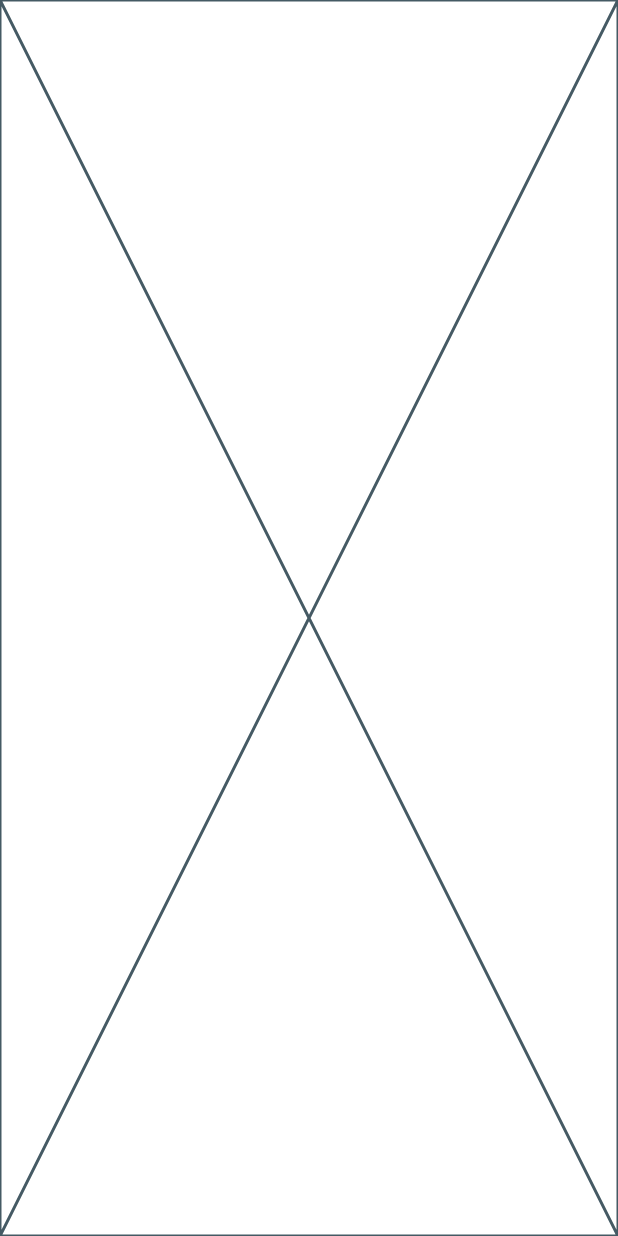
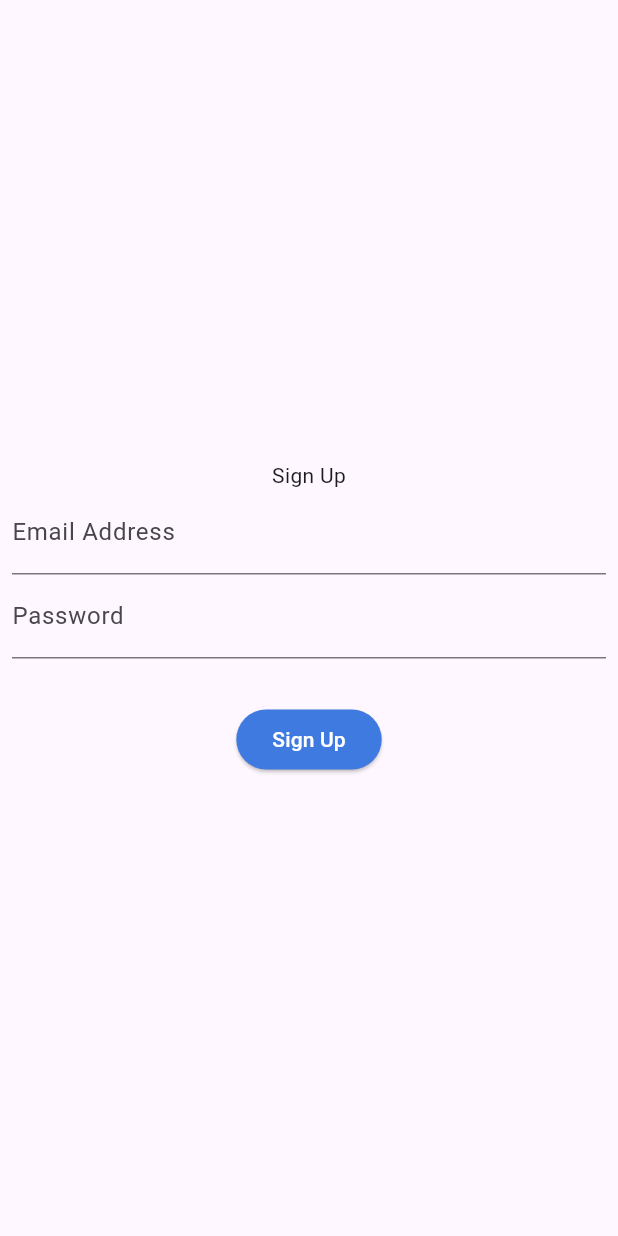
Before and after one commit to UsamaKashif/MAD-CCP, a Flutter app: the screen it shows after launch, on a phone screen of 412 x 824 dp. Run offline on Flutter 3.47's test engine with Material 2 defaults, Android fonts, the light colour scheme and no system bars; our stand-ins replace cloud_firestore, firebase_auth, firebase_core, firebase_storage, google_fonts; accounts and stored records are empty.

Commit message:
Sign up screen

```diff
--- a/lib/screens/signup_screen.dart
+++ b/lib/screens/signup_screen.dart
@@ -1,4 +1,6 @@
 import 'package:flutter/material.dart';
+import 'package:flutter/services.dart';
+import 'package:mad_ccp/utils/colors.dart';
 
 class SignUp extends StatefulWidget {
   const SignUp({super.key});
@@ -10,6 +12,37 @@ class SignUp extends StatefulWidget {
 class _SignUpState extends State<SignUp> {
   @override
   Widget build(BuildContext context) {
-    return const Placeholder();
+    return Scaffold(
+      body: Center(
+        child: Padding(
+          padding: const EdgeInsets.all(8.0),
+          child: Column(
+            mainAxisAlignment: MainAxisAlignment.center,
+            children: [
+              const Text("Sign Up"),
+              const TextField(
+                decoration: InputDecoration(
+                    hintText: "Email Address", label: Text("Email Address")),
+              ),
+              const TextField(
+                obscureText: true,
+                decoration: InputDecoration(
+                    hintText: "Password", label: Text("Password")),
+              ),
+              const SizedBox(
+                height: 30,
+              ),
+              ElevatedButton(
+                style: ElevatedButton.styleFrom(
+                    backgroundColor: AppColors.primaryColor,
+                    foregroundColor: Colors.white),
+                onPressed: () {},
+                child: const Text("Sign Up"),
+              )
+            ],
+          ),
+        ),
+      ),
+    );
   }
 }
```
